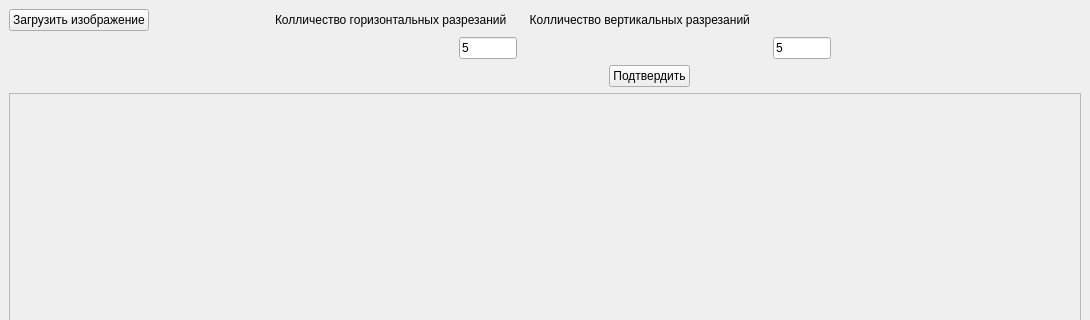
First picture: the form in MainWindow.ui, repository rugewit/crop_project, before the edit; both pictures show x 0 to 1090 and y 0 to 320 of the 1090 by 776 pixel window.
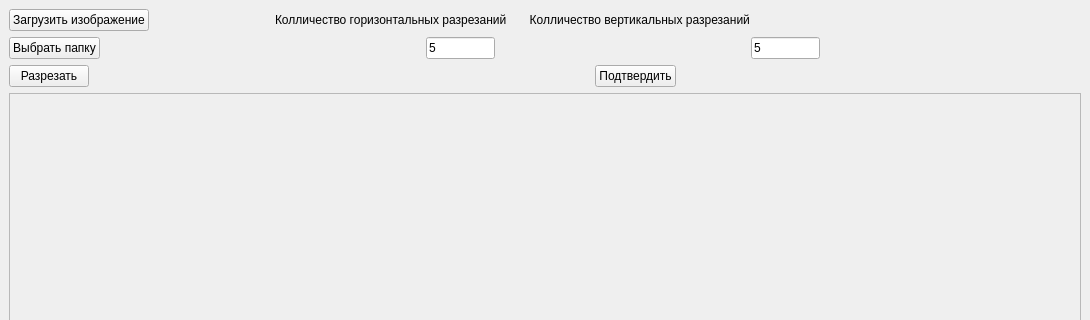
Second picture: the form after the edit.

Commit message: доработать

```diff
--- a/MainWindow.ui
+++ b/MainWindow.ui
@@ -78,17 +78,27 @@
     </item>
     <item>
      <layout class="QHBoxLayout" name="horizontalLayout_2">
+      <item>
+       <widget class="QPushButton" name="btn_choose_folder">
+        <property name="styleSheet">
+         <string notr="true">font: 12pt &quot;Century&quot;;</string>
+        </property>
+        <property name="text">
+         <string>Выбрать папку</string>
+        </property>
+       </widget>
+      </item>
       <item>
        <spacer name="horizontalSpacer">
         <property name="orientation">
          <enum>Qt::Horizontal</enum>
         </property>
         <property name="sizeType">
-         <enum>QSizePolicy::Minimum</enum>
+         <enum>QSizePolicy::Fixed</enum>
         </property>
         <property name="sizeHint" stdset="0">
          <size>
-          <width>450</width>
+          <width>320</width>
           <height>20</height>
          </size>
         </property>
@@ -141,6 +151,16 @@
     </item>
     <item>
      <layout class="QHBoxLayout" name="horizontalLayout_4">
+      <item>
+       <widget class="QPushButton" name="btn_crop">
+        <property name="styleSheet">
+         <string notr="true">font: 12pt &quot;Century&quot;;</string>
+        </property>
+        <property name="text">
+         <string>Разрезать</string>
+        </property>
+       </widget>
+      </item>
       <item>
        <spacer name="horizontalSpacer_6">
         <property name="orientation">
@@ -151,7 +171,7 @@
         </property>
         <property name="sizeHint" stdset="0">
          <size>
-          <width>600</width>
+          <width>500</width>
           <height>20</height>
          </size>
         </property>
```
Left out of the diff: 2 changed lines with no effect on the pictures. The commit also changes 2 other files.
